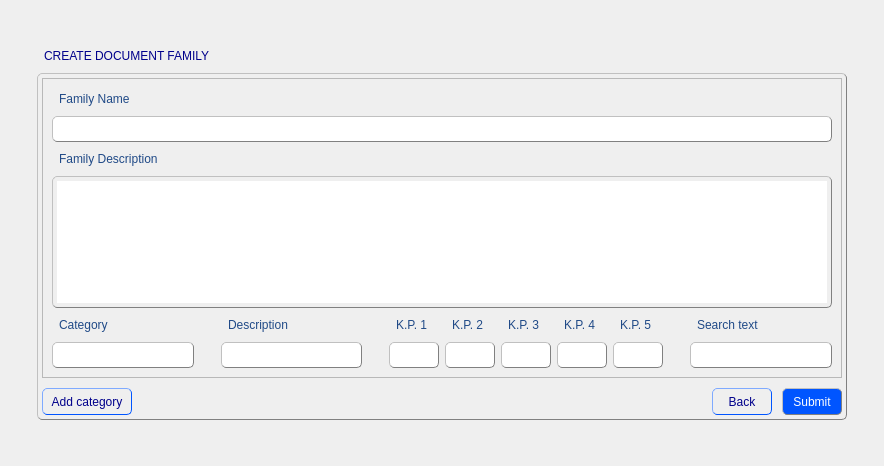
Rork96/QtProjects, file Builder/Builder/createdocfamilyform.ui: the form before one commit.
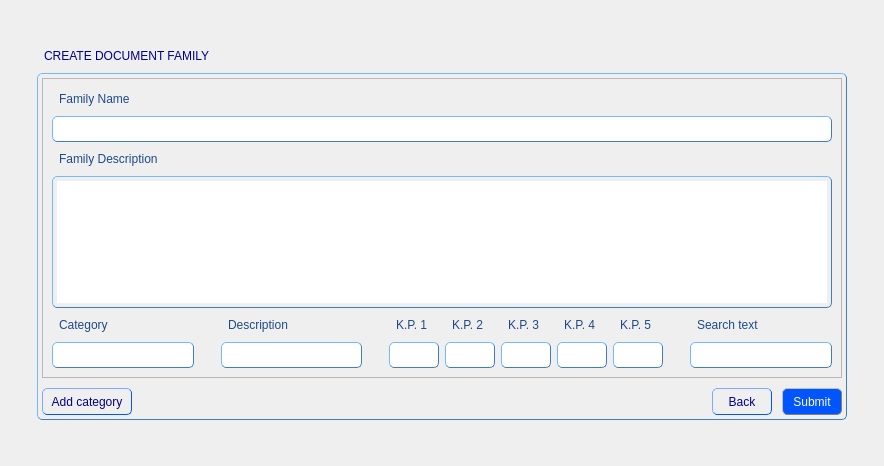
The form after the commit.

```diff
--- a/Builder/Builder/createdocfamilyform.ui
+++ b/Builder/Builder/createdocfamilyform.ui
@@ -17,7 +17,7 @@
    <string notr="true">QGroupBox {
                color: black;
                padding: 4px;
-               border: 1px solid grey; 
+               border: 1px solid rgb(63, 127, 191); 
                border-radius: 5px;
                border-style: outset;
               }
@@ -25,7 +25,7 @@
                color: blue;
                padding: 4px;
                border-radius: 5px;
-               border: 1px solid grey; 
+               border: 1px solid rgb(63, 127, 191); 
                border-style: outset;
 	           font: 11pt &quot;MS Shell Dlg 2&quot;;
               }
@@ -46,7 +46,7 @@
 QLineEdit {
                color: black;
                padding: 4px;
-               border: 1px solid grey; 
+               border: 1px solid rgb(63, 127, 191); 
                border-radius: 5px;
                border-style: outset;
 	           font: 10pt &quot;MS Shell Dlg 2&quot;;
@@ -54,7 +54,7 @@
 QComboBox {
 			   color: black;
                padding: 4px;
-               border: 1px solid grey; 
+               border: 1px solid rgb(63, 127, 191); 
                border-radius: 5px;
                border-style: outset;
                font: 9pt &quot;MS Shell Dlg 2&quot;;
@@ -63,7 +63,7 @@
 QTextEdit {
                color: black;
                padding: 4px;
-               border: 1px solid grey; 
+               border: 1px solid rgb(63, 127, 191); 
                border-radius: 5px;
                border-style: outset;
 	           font: 10pt &quot;MS Shell Dlg 2&quot;;
@@ -71,7 +71,7 @@
 QSpinBox {
                color: black;
                padding: 4px;
-               border: 1px solid grey; 
+               border: 1px solid rgb(63, 127, 191); 
                border-radius: 5px;
                border-style: outset;
 	           font: 10pt &quot;MS Shell Dlg 2&quot;;
@@ -79,7 +79,7 @@
 QListView {
                color: black;
                padding: 4px;
-               border: 1px solid grey; 
+               border: 1px solid rgb(63, 127, 191); 
                border-radius: 5px;
                border-style: outset;
 	           font: 10pt &quot;MS Shell Dlg 2&quot;;
```
